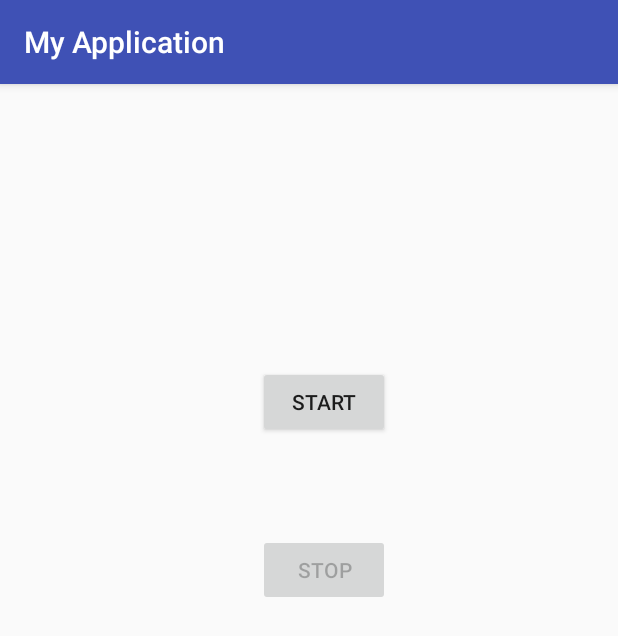
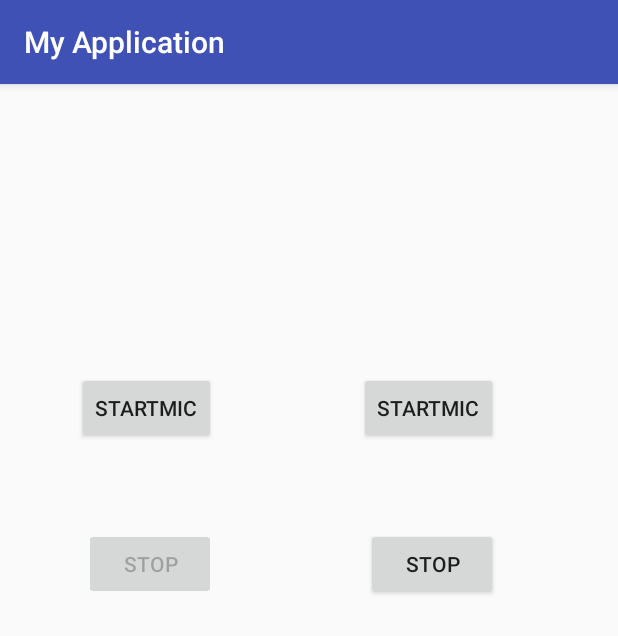
Before and after one commit to shawnhelloworld/AudioRecordTest, an Android app: the screen it shows after launch (MainActivity), on a phone screen of 412 x 824 dp. Shown: the top 636 px of the screen. Run offline under Robolectric (Android 15) with nearby library versions, the phone set to English and light mode, and no system bars.

Commit message:
Add one duplicate Record Button

```diff
--- a/app/src/main/res/layout/activity_main.xml
+++ b/app/src/main/res/layout/activity_main.xml
@@ -7,11 +7,31 @@
     tools:context="com.example.administrator.myapplication.MainActivity">
 
     <Button
+        android:id="@+id/stopbutton2"
+        android:layout_width="wrap_content"
+        android:layout_height="wrap_content"
+        android:layout_marginEnd="80dp"
+        android:layout_marginTop="296dp"
+        android:text="STOP"
+        app:layout_constraintEnd_toEndOf="parent"
+        app:layout_constraintTop_toTopOf="parent" />
+
+    <Button
+        android:id="@+id/startbutton2"
+        android:layout_width="wrap_content"
+        android:layout_height="wrap_content"
+        android:layout_marginEnd="80dp"
+        android:layout_marginTop="192dp"
+        android:text="StartMIC"
+        app:layout_constraintEnd_toEndOf="parent"
+        app:layout_constraintTop_toTopOf="parent" />
+
+    <Button
         android:id="@+id/stopbutton"
         android:layout_width="wrap_content"
         android:layout_height="wrap_content"
-        android:layout_marginEnd="152dp"
-        android:layout_marginTop="300dp"
+        android:layout_marginEnd="268dp"
+        android:layout_marginTop="296dp"
         android:text="STOP"
         app:layout_constraintEnd_toEndOf="parent"
         app:layout_constraintTop_toTopOf="parent" />
@@ -20,9 +40,9 @@
         android:id="@+id/startbutton"
         android:layout_width="wrap_content"
         android:layout_height="wrap_content"
-        android:layout_marginEnd="152dp"
-        android:layout_marginTop="188dp"
-        android:text="Start"
+        android:layout_marginEnd="268dp"
+        android:layout_marginTop="192dp"
+        android:text="Startmic"
         app:layout_constraintEnd_toEndOf="parent"
         app:layout_constraintTop_toTopOf="parent" />
 
```
